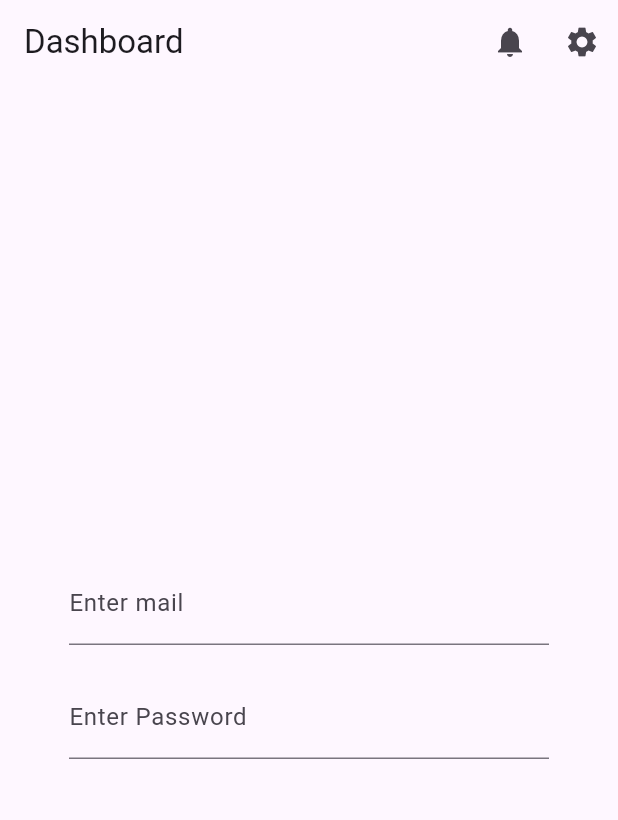
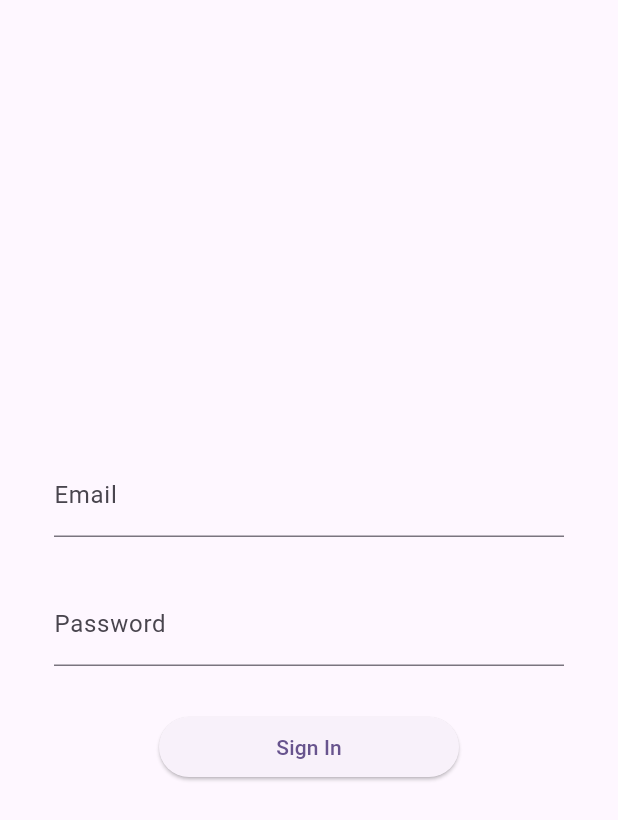
Before and after one commit to SaiAkshay456/flutter-app, a Flutter app: the screen it shows after launch, on a phone screen of 412 x 824 dp. Shown: the top 820 px of the screen. Run offline on Flutter 3.47's test engine with Material 3 defaults, Android fonts, the phone set to English and light mode, and no system bars; our stand-ins replace firebase_auth, firebase_core; accounts and stored records are empty.

Commit message:
added login

```diff
--- a/lib/main.dart
+++ b/lib/main.dart
@@ -1,8 +1,8 @@
 import 'package:flutter/material.dart';
 import 'views/login.dart';
 import 'package:firebase_core/firebase_core.dart';
-import 'package:firebase_auth/firebase_auth.dart';
 import 'firebase_options.dart'; // generated by FlutterFire CLI
+import 'views/authWrapper.dart';
 
 void main() async {
   WidgetsFlutterBinding.ensureInitialized();
@@ -15,23 +15,10 @@ class MyApp extends StatelessWidget {
   @override
   Widget build(BuildContext context) {
     return MaterialApp(
-      title: 'Flutter Demo',
+      debugShowCheckedModeBanner: false,
+      title: 'My First App',
       theme: ThemeData(colorScheme: .fromSeed(seedColor: Colors.deepPurple)),
-      home: const MyHomePage(title: 'Flutter Demo Home Page'),
+      home: const Authwrapper(),
     );
   }
 }
-
-class MyHomePage extends StatefulWidget {
-  const MyHomePage({super.key, required this.title});
-  final String title;
-  @override
-  State<MyHomePage> createState() => _MyHomePageState();
-}
-
-class _MyHomePageState extends State<MyHomePage> {
-  @override
-  Widget build(BuildContext context) {
-    return Scaffold(body: Login());
-  }
-}
--- /dev/null
+++ b/lib/views/authWrapper.dart
@@ -0,0 +1,20 @@
+import 'package:firebase_auth/firebase_auth.dart';
+import 'package:flutter/material.dart';
+import 'home.dart';
+import 'login.dart';
+
+class Authwrapper extends StatelessWidget {
+  const Authwrapper({super.key});
+  @override
+  Widget build(BuildContext context) {
+    return StreamBuilder(
+      stream: FirebaseAuth.instance.authStateChanges(),
+      builder: (context, snapshot) {
+        if (snapshot.hasData) {
+          return const Home();
+        }
+        return const Login();
+      },
+    );
+  }
+}
--- /dev/null
+++ b/lib/views/home.dart
@@ -0,0 +1,25 @@
+import 'package:flutter/cupertino.dart';
+import 'package:flutter/material.dart';
+import 'package:firebase_auth/firebase_auth.dart';
+
+class Home extends StatelessWidget {
+  const Home({super.key});
+  @override
+  Widget build(BuildContext context) {
+    return Scaffold(
+      body: Center(
+        child: Column(
+          children: [
+            Text("Home"),
+            ElevatedButton(
+              onPressed: () {
+                FirebaseAuth.instance.signOut();
+              },
+              child: Text("Logout"),
+            ),
+          ],
+        ),
+      ),
+    );
+  }
+}
--- a/lib/views/login.dart
+++ b/lib/views/login.dart
@@ -1,33 +1,56 @@
 import 'package:flutter/material.dart';
-import 'package:flutter/widgets.dart';
+import '../services/authService.dart';
 
-class Login extends StatelessWidget {
+class Login extends StatefulWidget {
+  const Login({super.key});
+
+  @override
+  State<Login> createState() => _LoginState();
+}
+
+class _LoginState extends State<Login> {
+  final TextEditingController emailController = TextEditingController();
+  final TextEditingController passwordController = TextEditingController();
+  void handleSignIn() async {
+    final email = emailController.text.trim();
+    final password = passwordController.text.trim();
+    final user = await authSignUp(email, password);
+    if (user != null) {
+      print("sign in successful:${user.email}");
+    } else {
+      print("Signup fail");
+    }
+  }
+
   @override
   Widget build(BuildContext context) {
     return Scaffold(
-      appBar: AppBar(
-        title: Text("Dashboard"),
-        actions: [
-          IconButton(onPressed: () {}, icon: Icon(Icons.notifications)),
-          IconButton(onPressed: () {}, icon: Icon(Icons.settings)),
-        ],
-      ),
       body: Center(
         child: Column(
-          mainAxisAlignment: .center,
+          mainAxisAlignment: MainAxisAlignment.center,
           children: [
             SizedBox(
-              width: 320,
+              width: 340,
               child: TextField(
-                decoration: InputDecoration(labelText: "Enter mail"),
+                decoration: InputDecoration(labelText: "Email"),
+                controller: emailController,
               ),
             ),
-            SizedBox(height: 20),
+            SizedBox(height: 30),
             SizedBox(
-              width: 320,
+              width: 340,
               child: TextField(
-                decoration: InputDecoration(labelText: "Enter Password"),
+                decoration: InputDecoration(labelText: "Password"),
+                controller: passwordController,
                 obscureText: true,
+              ),
+            ),
+            SizedBox(height: 30),
+            SizedBox(
+              width: 200,
+              child: ElevatedButton(
+                onPressed: handleSignIn,
+                child: Text("Sign In"),
               ),
             ),
           ],
```
